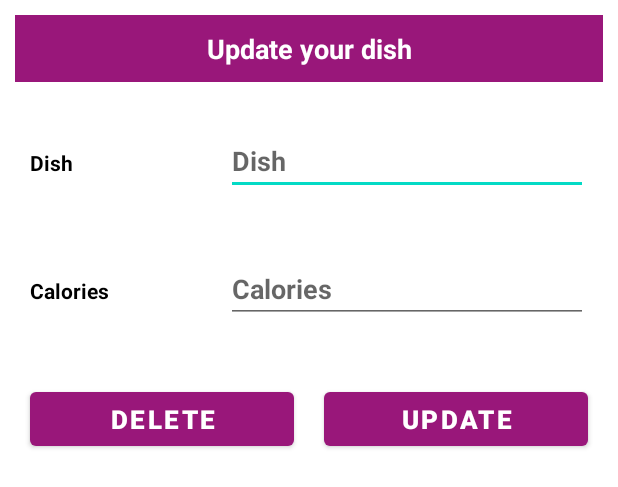
After one commit to RafZab/FitCal, an Android app: the layout update_data.xml on its own in the app's theme, with its tools: preview values and no code run, on a phone screen of 412 x 824 dp. The commit adds this screen. Shown: the top 487 px of the screen. Run offline under Robolectric (Android 15) with nearby library versions, the phone set to English and light mode, and no system bars.

Commit message:
Add layout to edit dishes

```diff
--- /dev/null
+++ b/app/src/main/res/layout/update_data.xml
@@ -0,0 +1,120 @@
+<?xml version="1.0" encoding="utf-8"?>
+<LinearLayout xmlns:android="http://schemas.android.com/apk/res/android"
+    android:layout_width="match_parent"
+    android:layout_height="match_parent"
+    android:orientation="vertical">
+
+    <TextView
+        android:layout_width="match_parent"
+        android:layout_height="wrap_content"
+        android:layout_margin="10dp"
+        android:text="@string/update_your_dish"
+        android:gravity="center"
+        android:background="@color/purple_logo"
+        android:textColor="@color/white"
+        android:textStyle="bold"
+        android:textSize="18sp"
+        android:padding="10dp"/>
+
+    <LinearLayout
+        android:layout_width="match_parent"
+        android:layout_height="wrap_content"
+        android:layout_margin="10dp"
+        android:orientation="horizontal">
+        <RelativeLayout
+            android:layout_width="0dp"
+            android:layout_height="wrap_content"
+            android:layout_weight="2">
+            <TextView
+                android:layout_width="match_parent"
+                android:layout_height="wrap_content"
+                android:text="@string/dish"
+                android:textStyle="bold"
+                android:layout_margin="10dp"
+                android:textColor="@color/black"/>
+        </RelativeLayout>
+        <RelativeLayout
+            android:layout_width="0dp"
+            android:layout_height="wrap_content"
+            android:layout_weight="4">
+            <EditText
+                android:id="@+id/mEditTextDish"
+                android:layout_width="match_parent"
+                android:layout_height="wrap_content"
+                android:hint="@string/dish"
+                android:textStyle="bold"
+                android:layout_margin="10dp"
+                android:textColor="@color/black"/>
+        </RelativeLayout>
+    </LinearLayout>
+
+    <LinearLayout
+        android:layout_width="match_parent"
+        android:layout_height="wrap_content"
+        android:layout_margin="10dp"
+        android:orientation="horizontal">
+        <RelativeLayout
+            android:layout_width="0dp"
+            android:layout_height="wrap_content"
+            android:layout_weight="2">
+            <TextView
+                android:layout_width="match_parent"
+                android:layout_height="wrap_content"
+                android:text="@string/calories"
+                android:textStyle="bold"
+                android:layout_margin="10dp"
+                android:textColor="@color/black"/>
+        </RelativeLayout>
+        <RelativeLayout
+            android:layout_width="0dp"
+            android:layout_height="wrap_content"
+            android:layout_weight="4">
+            <EditText
+                android:id="@+id/mEditTextCalories"
+                android:layout_width="match_parent"
+                android:layout_height="wrap_content"
+                android:hint="@string/calories"
+                android:textStyle="bold"
+                android:layout_margin="10dp"
+                android:textColor="@color/black"/>
+        </RelativeLayout>
+    </LinearLayout>
+
+    <LinearLayout
+        android:layout_width="match_parent"
+        android:layout_height="wrap_content"
+        android:layout_margin="10dp"
+        android:orientation="horizontal">
+        <RelativeLayout
+            android:layout_width="0dp"
+            android:layout_height="wrap_content"
+            android:layout_weight="2">
+            <Button
+                android:id="@+id/btnDelete"
+                android:layout_width="match_parent"
+                android:layout_height="wrap_content"
+                android:textAllCaps="false"
+                android:textColor="@color/white"
+                android:text="@string/delete"
+                android:textSize="17sp"
+                android:textStyle="bold"
+                android:layout_margin="10dp"/>
+        </RelativeLayout>
+        <RelativeLayout
+            android:layout_width="0dp"
+            android:layout_height="wrap_content"
+            android:layout_weight="2">
+            <Button
+                android:id="@+id/btnUpdate"
+                android:layout_width="match_parent"
+                android:layout_height="wrap_content"
+                android:textAllCaps="false"
+                android:textColor="@color/white"
+                android:text="@string/update"
+                android:textSize="17sp"
+                android:textStyle="bold"
+                android:layout_margin="10dp"/>
+        </RelativeLayout>
+    </LinearLayout>
+
+</LinearLayout>
--- a/app/src/main/res/values/strings.xml
+++ b/app/src/main/res/values/strings.xml
@@ -11,4 +11,10 @@
     <string name="calories">Calories</string>
     <string name="cancel">Cancel</string>
     <string name="save">Save</string>
+    <string name="update_your_dish">Update your dish</string>
+    <string name="dish">Dish</string>
+    <string name="calories">Calories</string>
+    <string name="calories">Calories</string>
+    <string name="delete">DELETE</string>
+    <string name="update">UPDATE</string>
 </resources>
```
